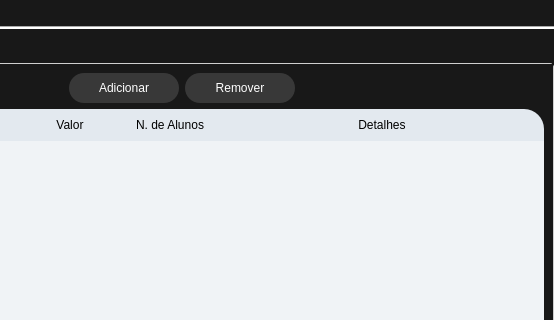
The window that views/ui/raw/main_view.ui (vitorcarnieli/desktop-bjjadmin) describes before a commit, drawn with Qt 5; both pictures show x 446 to 1000 and y 0 to 320 of the 1000 by 758 pixel window.
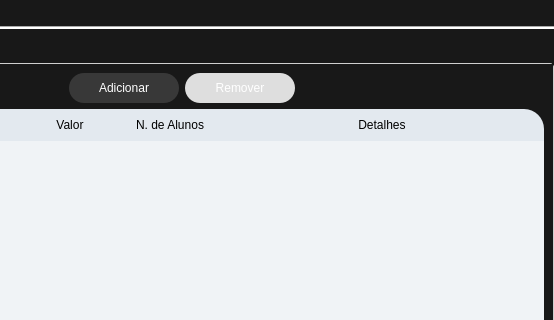
The same window after the commit. The open tabs and pages were chosen to show the change. Icons and pictures are not drawn.

Commit message: refactor: change default btn remove state

Patch:
```diff
--- a/views/ui/raw/main_view.ui
+++ b/views/ui/raw/main_view.ui
@@ -1054,6 +1054,9 @@
                 </item>
                 <item>
                  <widget class="QPushButton" name="btn_remove_plan">
+                  <property name="enabled">
+                   <bool>false</bool>
+                  </property>
                   <property name="minimumSize">
                    <size>
                     <width>110</width>
```
Left out of the diff: 3 changed lines with no effect on the pictures. The commit also changes 1 other file.
